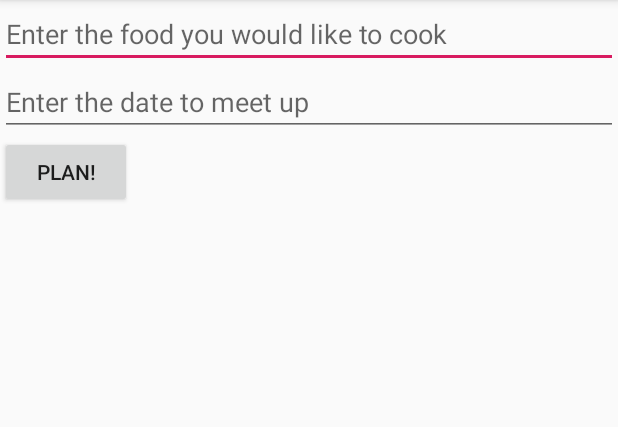
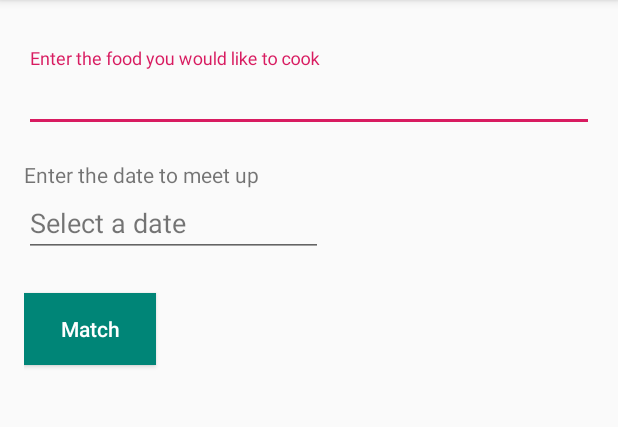
Before and after one commit to haarismemon/fb-hackaproject-foodswap, an Android app: the BookPlanActivity screen opened directly, with no data from a screen before it, on a phone screen of 412 x 824 dp, the part 84-511 px from its top. Run offline under Robolectric (Android 15) with nearby library versions, the phone set to English and light mode, and no system bars; our stand-ins replace Volley; network calls fail.

Commit message:
Clean up book plan page

```diff
--- a/app/src/main/res/layout/activity_book_plan.xml
+++ b/app/src/main/res/layout/activity_book_plan.xml
@@ -1,28 +1,68 @@
 <?xml version="1.0" encoding="utf-8"?>
-<LinearLayout xmlns:android="http://schemas.android.com/apk/res/android"
+<android.support.constraint.ConstraintLayout xmlns:android="http://schemas.android.com/apk/res/android"
     xmlns:app="http://schemas.android.com/apk/res-auto"
     xmlns:tools="http://schemas.android.com/tools"
+    android:id="@+id/linearLayout"
     android:layout_width="match_parent"
     android:layout_height="match_parent"
-    tools:context=".BookPlanActivity"
-    android:orientation="vertical">
+    android:padding="16dp"
+    tools:context=".BookPlanActivity">
 
-    <EditText
-        android:layout_width="match_parent"
+    <android.support.design.widget.TextInputLayout
+        android:id="@+id/input_1"
+        android:layout_width="0dp"
         android:layout_height="wrap_content"
-        android:hint="Enter the food you would like to cook"
-        android:id="@+id/input_food" />
+        android:layout_marginTop="16dp"
+        app:layout_constraintEnd_toEndOf="parent"
+        app:layout_constraintStart_toStartOf="parent"
+        app:layout_constraintTop_toTopOf="parent">
 
-    <EditText
-        android:layout_width="match_parent"
+        <AutoCompleteTextView
+            android:id="@+id/input_food"
+            android:layout_width="match_parent"
+            android:layout_height="wrap_content"
+            android:layout_marginBottom="6dp"
+            android:hint="Enter the food you would like to cook"
+            android:inputType="textCapSentences"
+            android:maxLines="1" />
+
+    </android.support.design.widget.TextInputLayout>
+
+    <TextView
+        android:layout_width="wrap_content"
         android:layout_height="wrap_content"
-        android:hint="Enter the date to meet up"
-        android:id="@+id/input_date" />
+        android:text="Enter the date to meet up"
+        app:layout_constraintBottom_toTopOf="@+id/input_date"
+        app:layout_constraintStart_toStartOf="@+id/input_date" />
+
+
+    <TextView
+        android:id="@+id/input_date"
+        android:layout_width="199dp"
+        android:layout_height="wrap_content"
+        android:layout_marginTop="32dp"
+        android:background="?attr/editTextBackground"
+        android:onClick="selectDateToMeet"
+        android:text="Select a date"
+        android:textSize="18sp"
+        app:layout_constraintEnd_toEndOf="parent"
+        app:layout_constraintHorizontal_bias="0.0"
+        app:layout_constraintStart_toStartOf="parent"
+        app:layout_constraintTop_toBottomOf="@+id/input_1" />
 
     <Button
+        android:id="@+id/button"
         android:layout_width="wrap_content"
         android:layout_height="wrap_content"
-        android:text="Plan!"
-        android:onClick="bookEvent"/>
+        android:layout_marginTop="24dp"
+        android:background="@color/colorPrimary"
+        android:onClick="bookEvent"
+        android:text="Match"
+        android:textAllCaps="false"
+        android:textColor="@android:color/white"
+        app:layout_constraintEnd_toEndOf="parent"
+        app:layout_constraintHorizontal_bias="0.0"
+        app:layout_constraintStart_toStartOf="parent"
+        app:layout_constraintTop_toBottomOf="@+id/input_date" />
 
-</LinearLayout>
+</android.support.constraint.ConstraintLayout>
```
Also changed, not shown: app/src/main/java/com/hackaproject/foodswap/foodswap/BookPlanActivity.java (+76 -3 lines).
